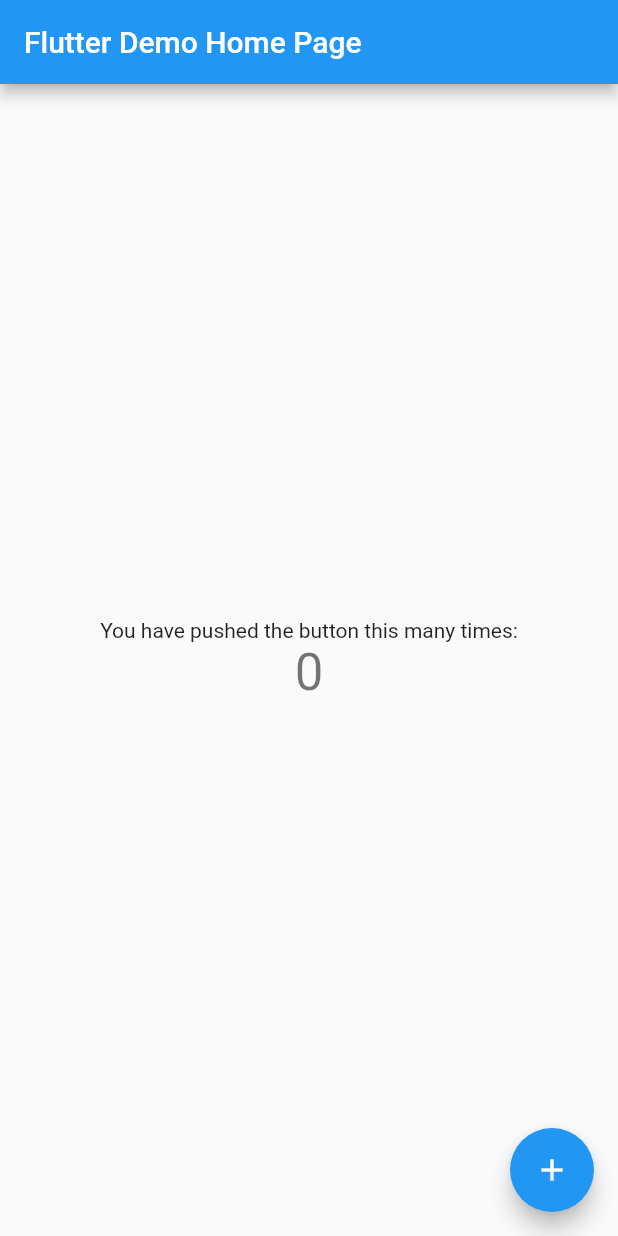
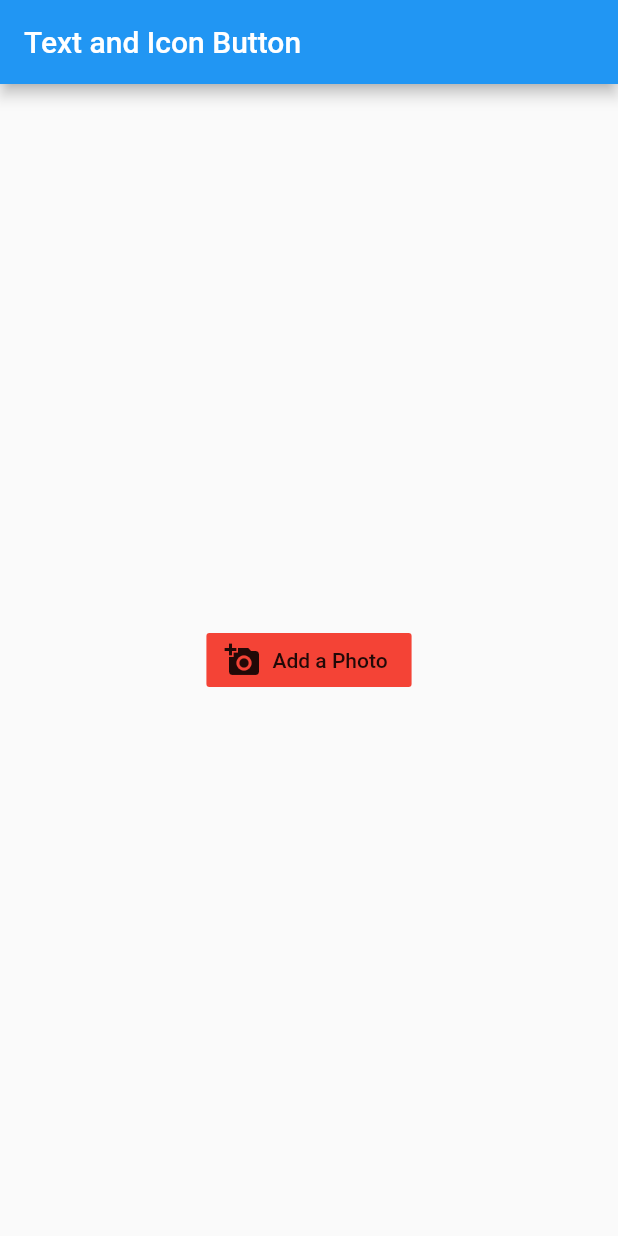
Before and after one commit to seojineer/tomato_app, a Flutter app: the screen it shows after launch, on a phone screen of 412 x 824 dp. Run offline on Flutter 3.47's test engine with Material 2 defaults, Android fonts, the phone set to English and light mode, and no system bars.

Commit message:
flutter: add button for test app
Signed-off-by: seoji <seoji@nexell.co.kr>

```diff
--- a/lib/main.dart
+++ b/lib/main.dart
@@ -1,4 +1,5 @@
 import 'package:flutter/material.dart';
+import 'text_and_icon_button.dart';
 
 void main() => runApp(MyApp());
 
@@ -20,7 +21,8 @@ class MyApp extends StatelessWidget {
         // is not restarted.
         primarySwatch: Colors.blue,
       ),
-      home: MyHomePage(title: 'Flutter Demo Home Page'),
+//      home: MyHomePage(title: 'Flutter Demo Home Page'),
+      home: TextAndIconButton(),
     );
   }
 }
--- /dev/null
+++ b/lib/text_and_icon_button.dart
@@ -0,0 +1,23 @@
+import 'package:flutter/material.dart';
+
+class TextAndIconButton extends StatelessWidget {
+  @override
+  Widget build(BuildContext context) {
+    return Scaffold(
+      appBar: AppBar(
+        title: Text('Text and Icon Button'),
+      ),
+      body: Center(
+        child: FlatButton.icon(
+          color: Colors.red,
+          icon: Icon(Icons.add_a_photo), //`Icon` to display
+          label: Text('Add a Photo'), //`Text` to display
+          onPressed: () {
+            //Code to execute when Floating Action Button is clicked
+            //...
+          },
+        ),
+      ),
+    );
+  }
+}
```
